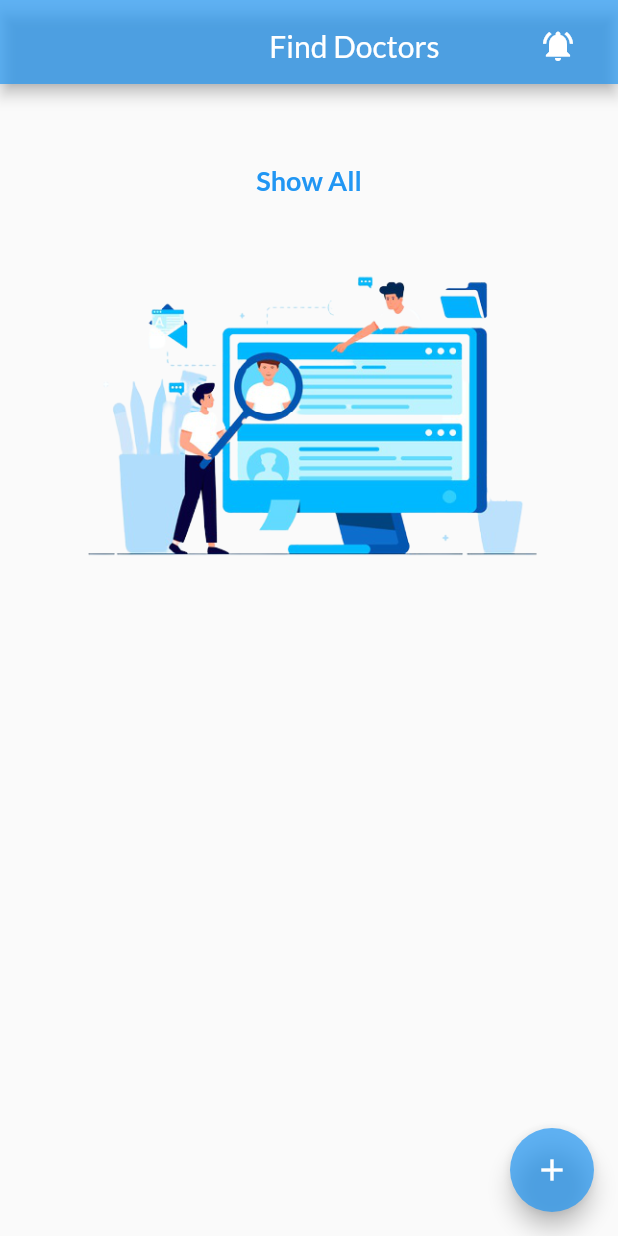
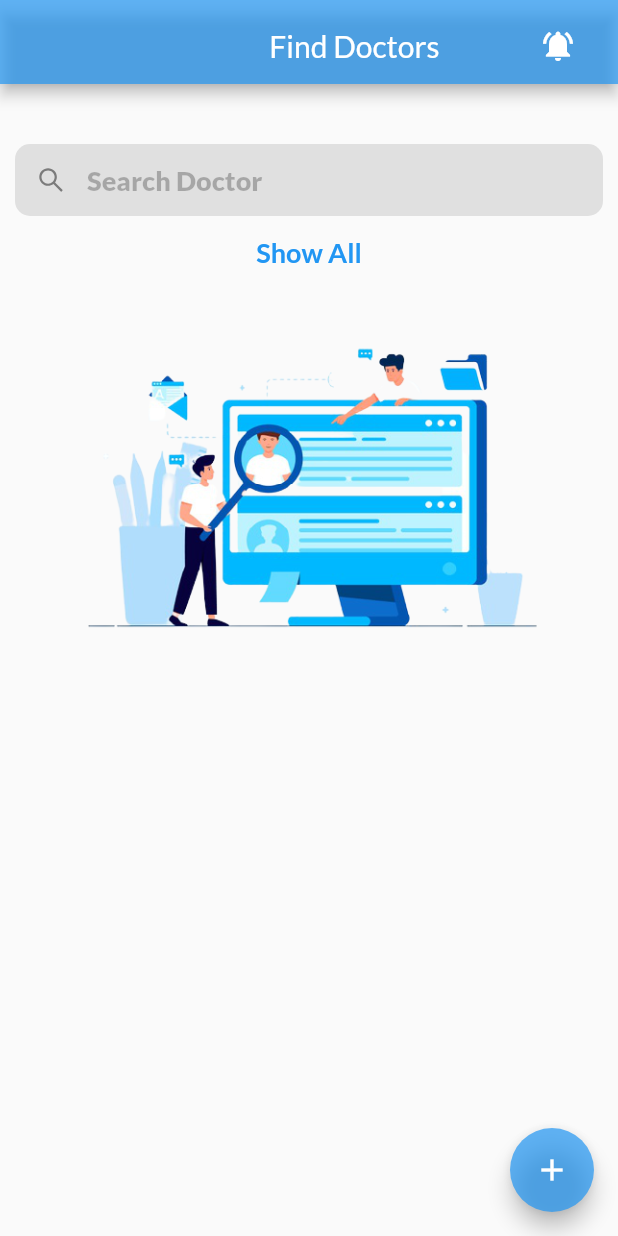
Before and after one commit to mintesnot123/doctor_scheduling, a Flutter app: the DoctorsList screen opened directly, on a phone screen of 412 x 824 dp. Run offline on Flutter 3.47's test engine with Material 2 defaults, Android fonts, the phone set to English and light mode, and no system bars; our stand-ins replace animated_text_kit, carousel_slider, cloud_firestore, firebase_auth, firebase_core, flutter_icons and 5 more; missing offline and left inert: edge_alert, quick_actions; accounts and stored records are empty.

```diff
--- a/lib/pages/doctorList.dart
+++ b/lib/pages/doctorList.dart
@@ -157,6 +157,68 @@ class _DoctorsListState extends State<DoctorsList> {
                 SizedBox(
                   height: 30,
                 ),
+                TextFormField(
+                  controller: _textController,
+                  decoration: InputDecoration(
+                    contentPadding: EdgeInsets.only(left: 20, top: 10, bottom: 10),
+                    border: OutlineInputBorder(
+                      borderRadius: BorderRadius.circular(10),
+                      borderSide: BorderSide.none,
+                    ),
+                    filled: true,
+                    fillColor: Colors.grey[300],
+                    hintText: 'Search Doctor',
+                    hintStyle: GoogleFonts.lato(
+                      color: Colors.black26,
+                      fontSize: 18,
+                      fontWeight: FontWeight.w800,
+                    ),
+                    prefixIcon: Icon(
+                      FlutterIcons.search1_ant,
+                      size: 20,
+                    ),
+                    prefixStyle: TextStyle(
+                      color: Colors.grey[300],
+                    ),
+                    suffixIcon: _textController.text.length != 0
+                        ? TextButton(
+                            onPressed: () {
+                              setState(() {
+                                _textController.clear();
+                                _length = search.length;
+                              });
+                            },
+                            child: Icon(
+                              Icons.close_rounded,
+                              size: 20,
+                            ),
+                          )
+                        : SizedBox(),
+                  ),
+                  // onFieldSubmitted: (String _searchKey) {
+                  //   setState(
+                  //     () {
+                  //       print('>>>' + _searchKey);
+                  //       search = _searchKey;
+                  //     },
+                  //   );
+                  // },
+                  onChanged: (String _searchKey) {
+                    setState(
+                      () {
+                        print('>>>' + _searchKey);
+                        search = _searchKey;
+                        _length = search.length;
+                      },
+                    );
+                  },
+                  style: GoogleFonts.lato(
+                    fontSize: 18,
+                    fontWeight: FontWeight.bold,
+                  ),
+                  textInputAction: TextInputAction.search,
+                  autofocus: false,
+                ),
                 (_length == 0
                     ? Center(
                         child: Container(
```
Also changed, not shown: 1 other file.
